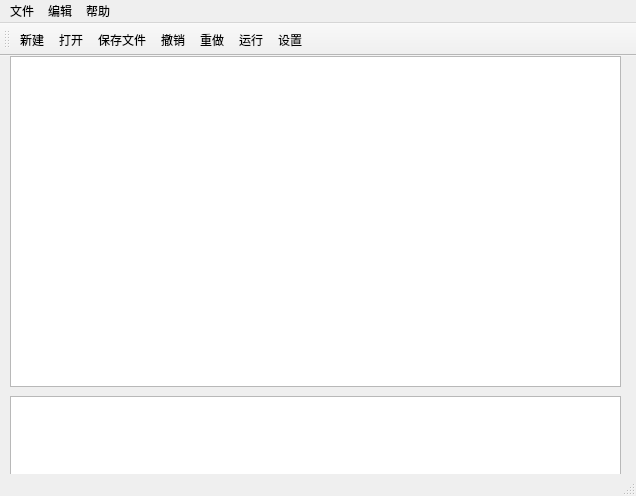
Old version of the form Editor/mainwindow.ui in the repository MidnightAck/Compiler-C.
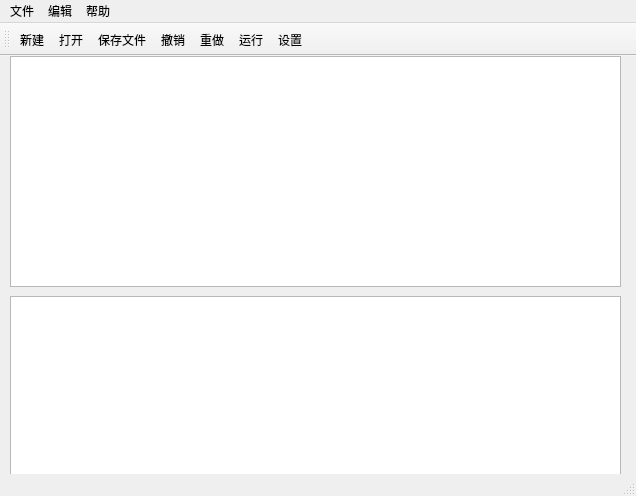
New version of the form. Icons and pictures are not drawn. Custom widgets are drawn as their Qt base class.

What changed in the file:
```diff
--- a/Editor/mainwindow.ui
+++ b/Editor/mainwindow.ui
@@ -20,7 +20,7 @@
       <x>10</x>
       <y>0</y>
       <width>611</width>
-      <height>331</height>
+      <height>231</height>
      </rect>
     </property>
    </widget>
@@ -28,9 +28,9 @@
     <property name="geometry">
      <rect>
       <x>10</x>
-      <y>340</y>
+      <y>240</y>
       <width>611</width>
-      <height>81</height>
+      <height>181</height>
      </rect>
     </property>
    </widget>
```
Left out of the diff: 16 changed lines with no effect on the pictures.
